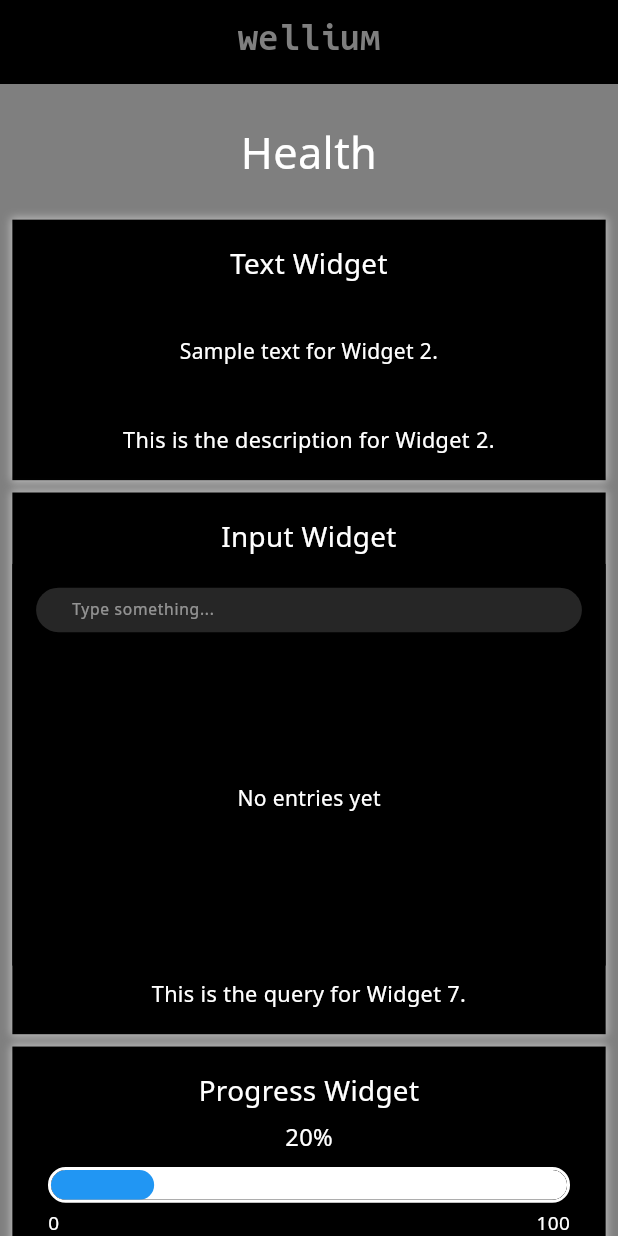
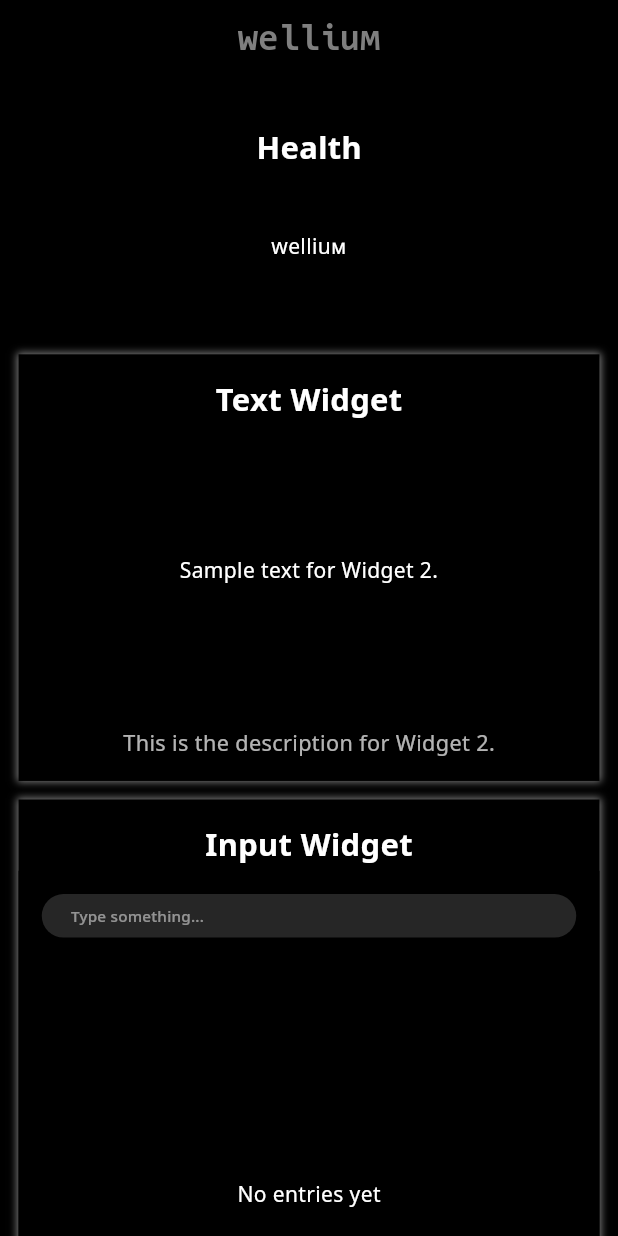
Before and after one commit to by-The-Lindemans/wellium, a Flutter app: the screen it shows after launch, on a phone screen of 412 x 824 dp. Run offline on Flutter 3.47's test engine with Material 3 defaults, Android fonts, the phone set to English and light mode, and no system bars; our stand-ins replace flutter_riverpod, google_fonts, hive_flutter; accounts and stored records are empty.

Commit message:
riverpod wip

```diff
--- a/lib/main.dart
+++ b/lib/main.dart
@@ -1,4 +1,5 @@
 import 'package:flutter/material.dart';
+import 'package:flutter_riverpod/flutter_riverpod.dart';
 import 'package:google_fonts/google_fonts.dart';
 import 'package:hive_flutter/hive_flutter.dart';
 
@@ -11,7 +12,7 @@ void main() async {
   await Hive.initFlutter();
   await DbConnection.instance.init();
 
-  runApp(const MyApp());
+  runApp(const ProviderScope(child: MyApp()));
 }
 
 class MyApp extends StatelessWidget {
@@ -22,6 +23,7 @@ class MyApp extends StatelessWidget {
     return MaterialApp(
       title: 'welliuᴍ',
       theme: ThemeData.dark().copyWith(
+        useMaterial3: false, // Use Material 2 to avoid scroll behavior issues
         textTheme: GoogleFonts.notoSansTextTheme(
           ThemeData.dark().textTheme,
         ).apply(
@@ -29,17 +31,19 @@ class MyApp extends StatelessWidget {
           displayColor: Colors.white,
         ),
         appBarTheme: const AppBarTheme(
+          backgroundColor: Colors.black,
+          elevation: 0,
+          scrolledUnderElevation: 0, // Important to prevent color change
+          centerTitle: true,
           titleTextStyle: TextStyle(
             fontFamily: 'CodeNewRoman',
-            // Apply Code New Roman for the AppBar title
             fontSize: 24,
             fontWeight: FontWeight.bold,
             color: Colors.white,
           ),
         ),
+        scaffoldBackgroundColor: Colors.black,
         primaryColor: Colors.blue,
-        scaffoldBackgroundColor:
-            const Color(0xFF7F7F7F), // background-color from CSS
       ),
       home: HomeScreen(),
     );
--- /dev/null
+++ b/lib/providers/db_provider.dart
@@ -0,0 +1,6 @@
+import 'package:flutter_riverpod/flutter_riverpod.dart';
+import '../data/db_connection.dart';
+
+final dbProvider = Provider<DbConnection>((ref) {
+  return DbConnection.instance;
+});
--- a/lib/screens/home_screen.dart
+++ b/lib/screens/home_screen.dart
@@ -1,92 +1,93 @@
 import 'package:flutter/material.dart';
-
+import 'package:flutter_riverpod/flutter_riverpod.dart';
+import '../providers/db_provider.dart';
 import '../widgets/input_block.dart';
 import '../widgets/labeled_progress_bar.dart';
 import '../widgets/text_block.dart';
 
-class MyWidgetData {
-  final String name;
-  final String description;
-  final double aspectRatio;
-  final bool isHeader;
-  final Widget Function() content;
-
-  const MyWidgetData({
-    required this.name,
-    required this.description,
-    required this.aspectRatio,
-    required this.isHeader,
-    required this.content,
-  });
-}
-
-class HomeScreen extends StatelessWidget {
-  HomeScreen({Key? key}) : super(key: key);
-
-  final List<MyWidgetData> widgetsData = [
-    MyWidgetData(
+final widgetsDataProvider = Provider<List<WidgetData>>((ref) {
+  return [
+    WidgetData(
       name: "Health",
       description: "",
-      aspectRatio: 0.1,
       isHeader: true,
       content: () => TextBlock(text: "welliuᴍ"),
+      aspectRatio: 4,
     ),
-    MyWidgetData(
+    WidgetData(
       name: "Text Widget",
       description: "This is the description for Widget 2.",
-      aspectRatio: 0.3,
       isHeader: false,
       content: () => TextBlock(text: "Sample text for Widget 2."),
+      aspectRatio: 2,
     ),
-    MyWidgetData(
+    WidgetData(
       name: "Input Widget",
       description: "This is the query for Widget 7.",
-      aspectRatio: 1,
       isHeader: false,
       content: () =>
           InputBlock(widgetId: "widget-7", placeholder: "Type something..."),
+      aspectRatio: 1,
     ),
-    MyWidgetData(
+    WidgetData(
       name: "Progress Widget",
       description: "This is the description for Widget 8.",
-      aspectRatio: 0.3,
       isHeader: false,
       content: () => LabeledProgressBar(numerator: 20, denominator: 100),
+      aspectRatio: 2,
     ),
-    // Add more widgets as needed
   ];
+});
+
+class HomeScreen extends ConsumerWidget {
   @override
-  Widget build(BuildContext context) {
-    return Scaffold(
+  Widget build(BuildContext context, WidgetRef ref) {
+    // Access your database if needed
+    final db = ref.watch(dbProvider);
+
+    // Access your widgets data
+    final widgetsData = ref.watch(widgetsDataProvider);
+
+    // Get sizing information
+    final screenWidth = MediaQuery.of(context).size.width;
+    final screenHeight = MediaQuery.of(context).size.height;
+    final containerWidth = screenWidth * 0.9;
+    final referenceHeight = screenHeight;
+    final fontSize = screenWidth * 0.05;
+    final descriptionSize = screenWidth * 0.035;
+    final containerPadding = screenWidth * 0.03;
+    final marginBottom = screenWidth * 0.03;
+
+    return Theme(
+      data: Theme.of(context).copyWith(
+        appBarTheme: Theme.of(context).appBarTheme.copyWith(
+          backgroundColor: Colors.black,
+          foregroundColor: Colors.white,
+          scrolledUnderElevation: 0,
+          elevation: 0,
+        ),
+      ),
+      child: Scaffold(
+        backgroundColor: Colors.black,
         appBar: AppBar(
+          centerTitle: true,
           title: Text(
             'welliuᴍ',
             style: TextStyle(
               fontFamily: 'CodeNewRoman',
-            fontSize: MediaQuery.of(context).size.width * 0.06,
+              fontSize: screenWidth * 0.06,
               fontWeight: FontWeight.bold,
               color: Color(0xFF7F7F7F),
             ),
           ),
-        centerTitle: true,
-        backgroundColor: Colors.black,
-        scrolledUnderElevation: 0,
         ),
         body: LayoutBuilder(
           builder: (context, constraints) {
-          final containerWidth = constraints.maxWidth;
-          final containerPadding = containerWidth * 0.02;
-
             return ListView.builder(
               padding: EdgeInsets.all(containerPadding),
               itemCount: widgetsData.length,
               itemBuilder: (context, index) {
                 final widgetData = widgetsData[index];
-              final referenceHeight = containerWidth * widgetData.aspectRatio;
-              final fontSize = widgetData.isHeader ?
-                  containerWidth * 0.07 : containerWidth * 0.045;
-              final descriptionSize = containerWidth * 0.035;
-              final marginBottom = containerWidth * 0.02;
 
                 return GestureDetector(
                   onTap: () {
@@ -110,8 +111,6 @@ class HomeScreen extends StatelessWidget {
                     child: Padding(
                       padding: EdgeInsets.symmetric(vertical: containerWidth * 0.03),
                       child: Column(
-                      mainAxisSize: MainAxisSize.min,
-                      crossAxisAlignment: CrossAxisAlignment.center,
                         children: [
                           Padding(
                             padding: EdgeInsets.symmetric(
@@ -122,17 +121,28 @@ class HomeScreen extends StatelessWidget {
                               widgetData.name,
                               style: TextStyle(
                                 fontSize: fontSize,
+                                fontWeight: FontWeight.bold,
                                 color: Colors.white,
                               ),
-                            textAlign: TextAlign.center,
                             ),
                           ),
-                        if (!widgetData.isHeader) ...[
-                          ConstrainedBox(
-                            constraints: BoxConstraints(
-                              maxHeight: referenceHeight * 0.65,
-                              minHeight: referenceHeight * 0.3,
+
+
+
+
+
+
+
+                          if (widgetData.isHeader) ...[
+                            // Apply aspect ratio to headers too
+                            AspectRatio(
+                              aspectRatio: widgetData.aspectRatio,
+                              child: widgetData.content(),
                             ),
+                          ] else ...[
+                            // Apply aspect ratio to regular widgets
+                            AspectRatio(
+                              aspectRatio: widgetData.aspectRatio,
                               child: widgetData.content(),
                             ),
                             Padding(
@@ -145,12 +155,9 @@ class HomeScreen extends StatelessWidget {
                               child: Text(
                                 widgetData.description,
                                 style: TextStyle(
-                                color: Colors.white,
                                   fontSize: descriptionSize,
+                                  color: Colors.white70,
                                 ),
-                              textAlign: TextAlign.center,
-                              maxLines: 2,
-                              overflow: TextOverflow.ellipsis,
                               ),
                             ),
                           ],
@@ -163,63 +170,99 @@ class HomeScreen extends StatelessWidget {
             );
           },
         ),
+      ),
     );
   }
-  void _showWidgetModal(BuildContext context, MyWidgetData widgetData) {
+
+  void _showWidgetModal(BuildContext context, WidgetData widgetData) {
+
     final screenWidth = MediaQuery.of(context).size.width;
+    final screenHeight = MediaQuery.of(context).size.height;
 
-    showModalBottomSheet(
+    showDialog(
       context: context,
-      isScrollControlled: true,
-      backgroundColor: Colors.black, // Set background color for entire modal
-      constraints: BoxConstraints(
-        maxWidth: screenWidth,
+      barrierColor: Colors.black.withOpacity(0.7),
+      builder: (BuildContext context) {
+        return Dialog(
+          backgroundColor: Colors.black,
+          insetPadding: EdgeInsets.all(screenWidth * 0.05),
+          shape: RoundedRectangleBorder(
+            borderRadius: BorderRadius.circular(10),
+            side: BorderSide(color: Colors.white.withOpacity(0.2), width: 1),
           ),
-      builder: (ctx) {
-        return SizedBox(
-          width: screenWidth,
-          height: MediaQuery.of(context).size.height * 0.66,
+          child: Container(
+            padding: EdgeInsets.all(screenWidth * 0.05),
             child: Column(
               mainAxisSize: MainAxisSize.min,
+              crossAxisAlignment: CrossAxisAlignment.start,
               children: [
-              // Custom App Bar - matches the widget styling exactly
-              Container(
-                height: screenWidth * 0.15, // Proportional height
-                color: Colors.black45,
-                padding: EdgeInsets.symmetric(horizontal: screenWidth * 0.04),
-                child: Row(
-                  children: [
-                    // Close button
-                    GestureDetector(
-                      onTap: () => Navigator.of(ctx).pop(),
-                      child: Icon(
-                        Icons.close,
-                        color: Colors.white,
-                        size: screenWidth * 0.06,
-                      ),
-                    ),
-                    SizedBox(width: screenWidth * 0.04),
-                    // Title with EXACT same styling as widget title
+                // Widget title
                 Text(
                   widgetData.name,
                   style: TextStyle(
-                        fontSize: widgetData.isHeader ? screenWidth * 0.07 : screenWidth * 0.045,
+                    fontSize: screenWidth * 0.06,
+                    fontWeight: FontWeight.bold,
                     color: Colors.white,
-                        // If you have other specific text styles in your app, add them here
+                  ),
+                ),
+                SizedBox(height: screenHeight * 0.02),
+
+                // Widget description
+                Text(
+                  widgetData.description,
+                  style: TextStyle(
+                    fontSize: screenWidth * 0.04,
+                    color: Colors.white70,
+                  ),
+                ),
+                SizedBox(height: screenHeight * 0.03),
+
+                // Widget content with correct aspect ratio
+                AspectRatio(
+                  aspectRatio: widgetData.aspectRatio,
+                  child: widgetData.content(),
+                ),
+                SizedBox(height: screenHeight * 0.03),
+
+                // Close button
+                Align(
+                  alignment: Alignment.centerRight,
+                  child: TextButton(
+                    onPressed: () {
+                      Navigator.of(context).pop();
+                    },
+                    style: TextButton.styleFrom(
+                      foregroundColor: Colors.white,
+                    ),
+                    child: Text(
+                      'Close',
+                      style: TextStyle(
+                        fontSize: screenWidth * 0.04,
+                      ),
+                    ),
                   ),
                 ),
               ],
             ),
           ),
-              Expanded(
-                child: SizedBox(
-                  width: double.infinity,
-                  child: widgetData.content(),
-                ),
-              ),
-            ],
-          ),
         );
       },
     );
-  }}
+  }
+}
+
+class WidgetData {
+  final String name;
+  final String description;
+  final bool isHeader;
+  final Function content;
+  final double aspectRatio;
+
+  WidgetData({
+    required this.name,
+    required this.description,
+    required this.isHeader,
+    required this.content,
+    required this.aspectRatio,
+  });
+}
--- a/pubspec.yaml
+++ b/pubspec.yaml
@@ -41,6 +41,7 @@ dependencies:
 
   # Web/desktop/mobile compatibility utilities
   path: ^1.8.3
+  flutter_riverpod: ^2.6.1
 
 dev_dependencies:
   flutter_test:
```
Also changed, not shown: lib/utils/app_scroll_behavior.dart (added, +14 -0 lines). Lines whose indentation alone changed are shown as unchanged.
